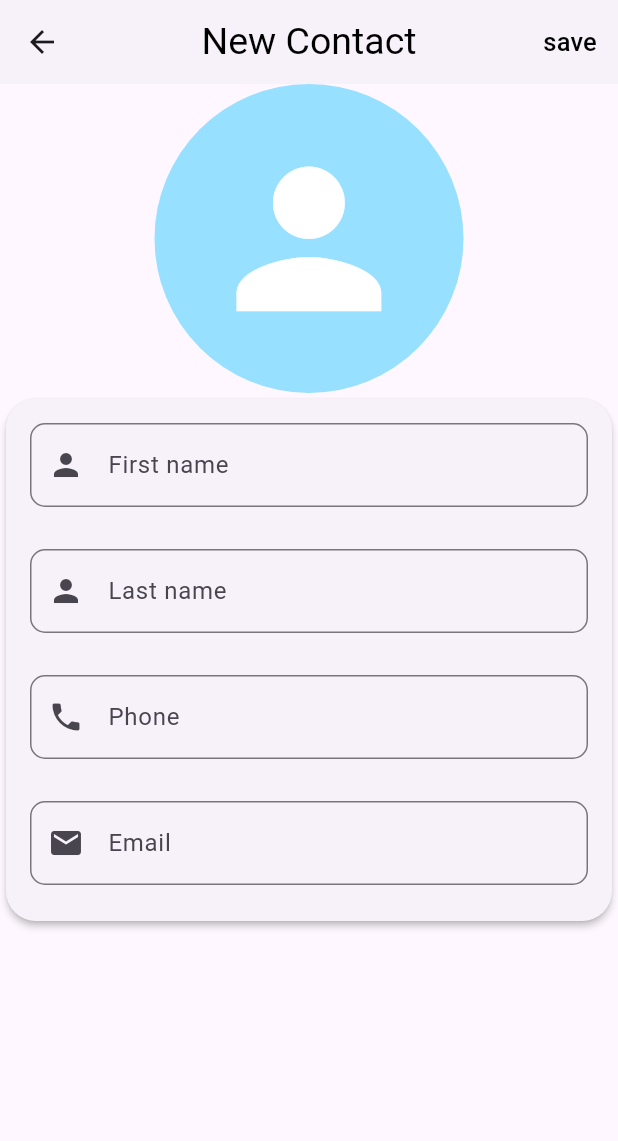
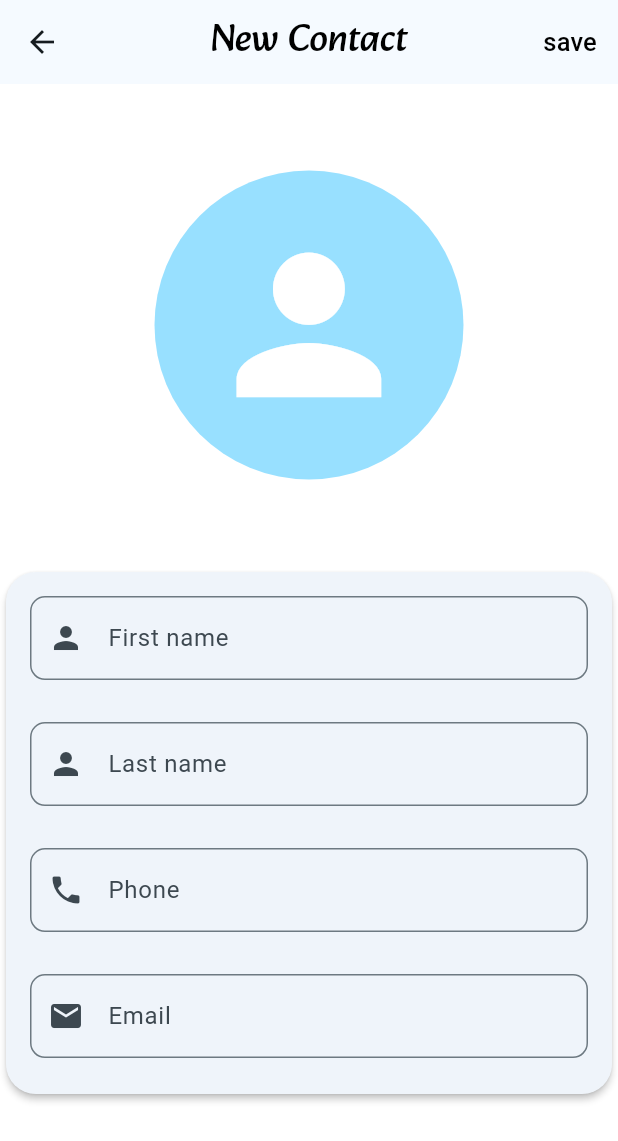
Before and after one commit to LeeHyo-Jeong/MadCamp_Project01, a Flutter app: the screen it shows after launch, after a tap on the "add" icon, on a phone screen of 412 x 824 dp. Shown: the top 1141 px of the screen. Run offline on Flutter 3.47's test engine with Material 3 defaults, Android fonts, the phone set to English and light mode, and no system bars; our stand-ins replace contacts_service, flutter_dotenv, fluttertoast, permission_handler, timer_builder; missing offline and left inert: dart:ffi, draggable_scrollbar, photo_manager; network calls fail; Roboto replaces fonts that are missing (Alata); project files that could hold a hidden picture were left out.

Commit message:
change some design

```diff
--- a/lib/Homepage.dart
+++ b/lib/Homepage.dart
@@ -93,7 +93,7 @@ class _HomePage extends State<HomePage> with SingleTickerProviderStateMixin {
               ],
             ),
             bottomNavigationBar: Ink(
-              color: Color(0xfff7f2f9),
+              color: Color(0xffEFF4FA),
               child: TabBar(
                 labelColor: Colors.black54,
                 unselectedLabelColor: Colors.black38,
--- a/lib/contact_new.dart
+++ b/lib/contact_new.dart
@@ -11,6 +11,7 @@ class ContactNew extends StatefulWidget {
 class _ContactNewState extends State<ContactNew> {
   double screenWidth = 0;
   double avatarRadius = 0;
+  double screenHeight = 0;
   String firstname = "";
   String lastname = "";
   String email = "";
@@ -39,13 +40,12 @@ class _ContactNewState extends State<ContactNew> {
   @override
   Widget build(BuildContext context) {
     screenWidth = MediaQuery.of(context).size.width;
+    screenHeight = MediaQuery.of(context).size.height;
     avatarRadius = screenWidth * 0.1;
 
-    return MaterialApp(
-      debugShowCheckedModeBanner: false,
-      home: Scaffold(
+    return Scaffold(
           appBar: AppBar(
-            backgroundColor: Color(0xfff7f2f9),
+            // backgroundColor: Color(0xfff7f2f9),
             title: Text(
               "New Contact",
               style: TextStyle(
@@ -81,6 +81,7 @@ class _ContactNewState extends State<ContactNew> {
               child: Column(
                 mainAxisAlignment: MainAxisAlignment.spaceEvenly,
                 children: [
+                  SizedBox(height: screenHeight * 0.07,),
                   CircleAvatar(
                     radius: avatarRadius * 2.5,
                     backgroundColor: Color(0xff98e0ff),
@@ -90,6 +91,7 @@ class _ContactNewState extends State<ContactNew> {
                       color: Colors.white,
                     ),
                   ),
+                  SizedBox(height: screenHeight * 0.07,),
                   Card(
                     shape: RoundedRectangleBorder(
                       borderRadius: BorderRadius.circular(20),
@@ -150,8 +152,7 @@ class _ContactNewState extends State<ContactNew> {
                 ],
               ),
             ),
-          )),
-    );
+          ));
   }
 
   Widget _buildTextField({
```
Also changed, not shown: lib/contact_detail.dart (+5 -42 lines), lib/contact_revise.dart (+7 -5 lines).
